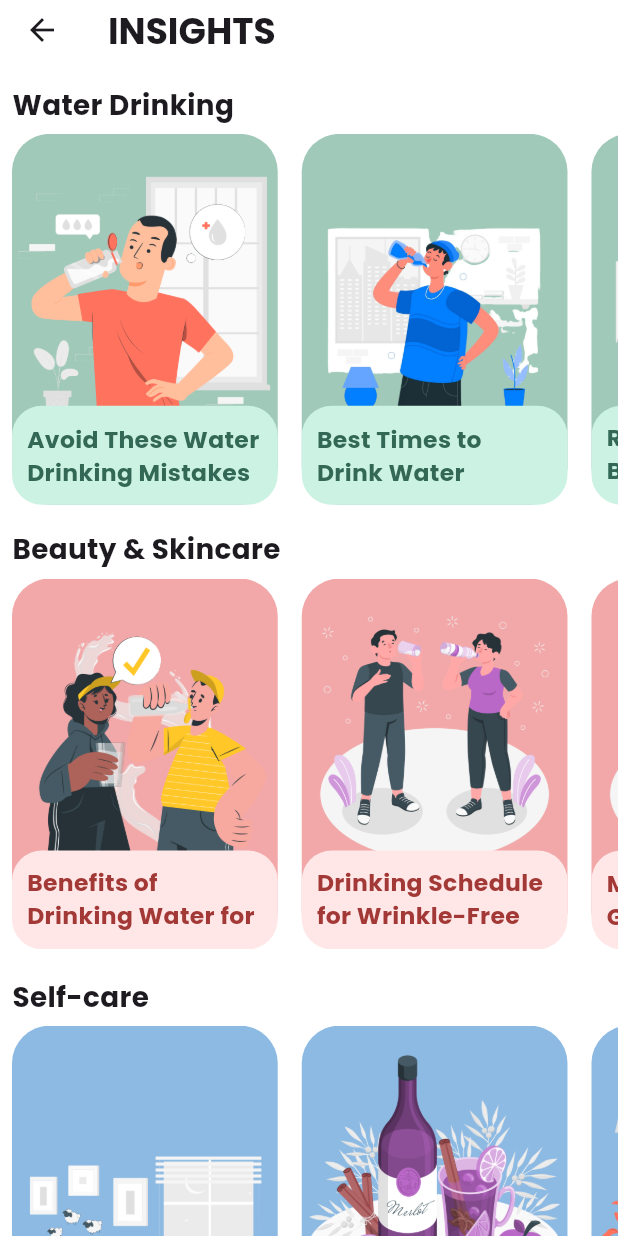
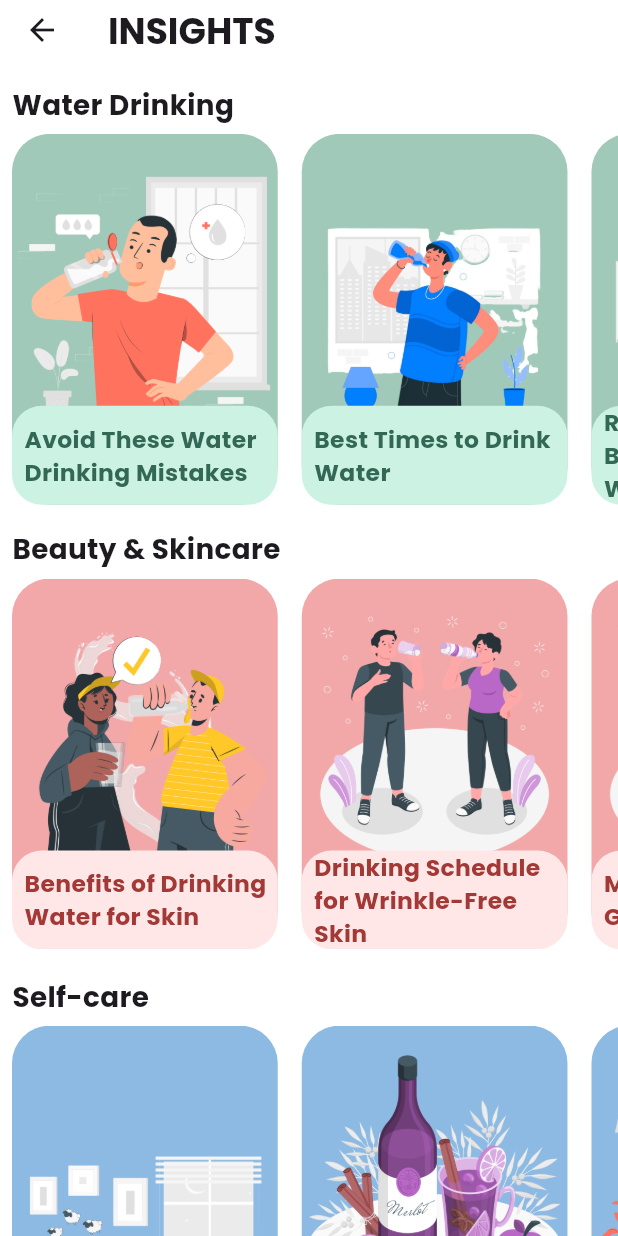
Before and after one commit to amro3z/Dr.Drink-demo-, a Flutter app: the InsightsPage screen opened directly, on a phone screen of 412 x 824 dp. Run offline on Flutter 3.47's test engine with Material 3 defaults, Android fonts, the phone set to English and light mode, and no system bars; our stand-ins replace awesome_dialog, cloud_firestore, connectivity_plus, dio, firebase_auth, firebase_core and 11 more; accounts and stored records are empty; network calls fail.

Commit message:
optimized insights

```diff
--- a/lib/screens/splash_screen.dart
+++ b/lib/screens/splash_screen.dart
@@ -69,11 +69,6 @@ class _SplashScreenState extends State<SplashScreen> {
 
     if (isUserRegistered == true) {
 
-      // need to be changed
-      ///
-      /// ///
-      /// ////
-      /// ///
       await _loadUserFromSharedPrefs();
 
       // If user data exists, navigate to the TargetScreen (home screen)
--- a/lib/shares/card.dart
+++ b/lib/shares/card.dart
@@ -119,7 +119,7 @@ class InsightsCard extends StatelessWidget {
             left: 0,
             right: 0,
             child: Container(
-              padding: const EdgeInsets.all(10),
+              padding:  EdgeInsets.only( left :screenHeight *0.01 ),
               height: screenHeight * 0.08, // تحديد ارتفاع ثابت للمستطيل الصغير
               decoration: BoxDecoration(
                 borderRadius: BorderRadius.circular(20),
--- a/lib/tips/ai.dart
+++ b/lib/tips/ai.dart
@@ -17,7 +17,7 @@ class TipService {
 
       // استخدام weather.condition بعد التأكد من أنها ليست null
       final prompt =
-          'Give me 1 tip for drinking water with friendly way. The weather is ${weatherCubit.weather.condition}, give a suitable tip without any stars in text.';
+          'Give me 1 tip for drinking water with friendly way the max word in the sentence 6 words only. The weather is ${weatherCubit.weather.condition}, give a suitable tip without any stars in text.';
 
       final response = await model.generateContent([Content.text(prompt)]);
 
```
Also changed, not shown: lib/screens/profile_screen.dart (+0 -8 lines).
